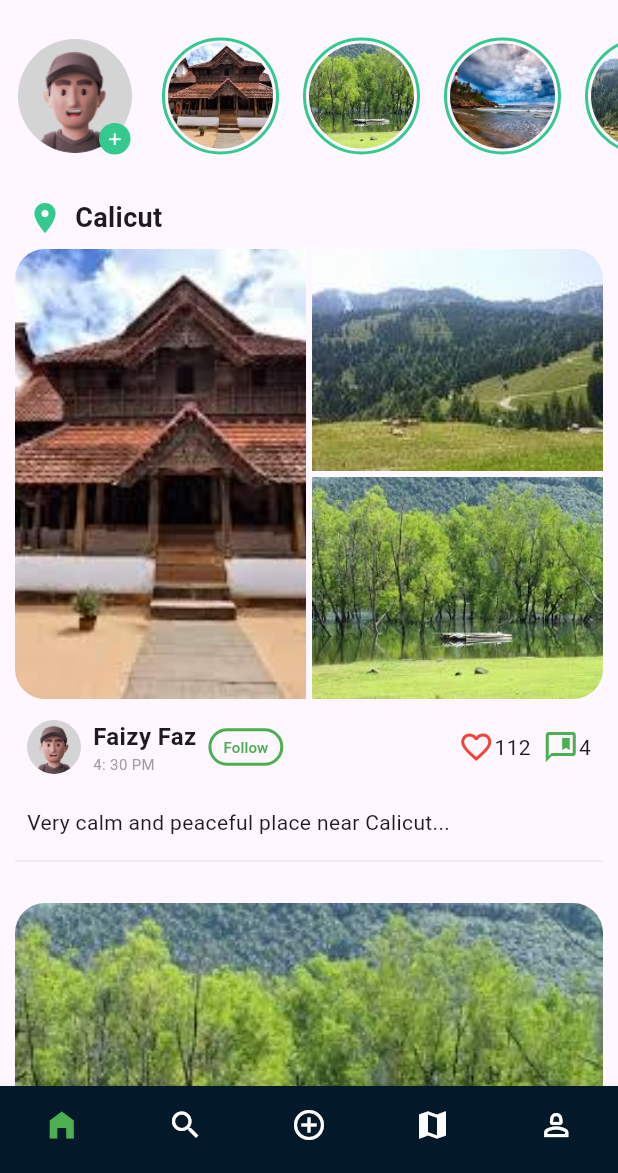
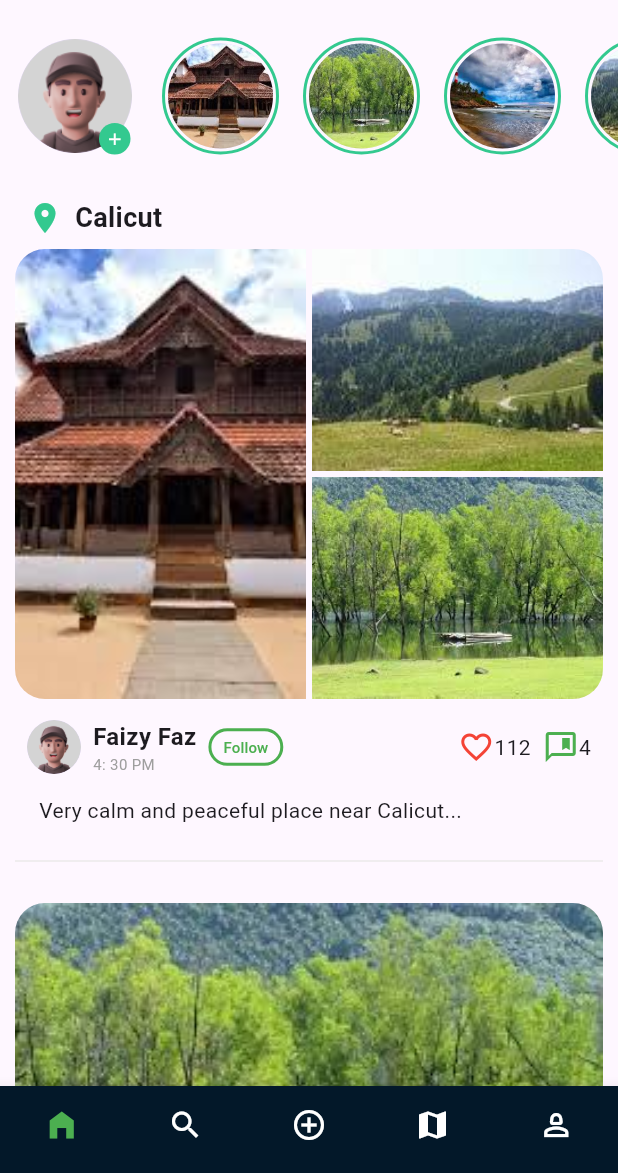
Before and after one commit to muhammedshamil8/elevate-task, a Flutter app: the screen it shows after launch, on a phone screen of 412 x 824 dp, the part 63-1236 px from its top. Run offline on Flutter 3.47's test engine with Material 3 defaults, Android fonts, the phone set to English and light mode, and no system bars; network calls fail.

Commit message:
Updated : spacing

```diff
--- a/lib/widgets/post_card.dart
+++ b/lib/widgets/post_card.dart
@@ -39,8 +39,6 @@
             _buildPostUI(imageUrls, description, username, location, time)
           else
             _buildDefaultUI(imageUrls, description),
-
-
         ],
       ),
     );
@@ -212,7 +210,9 @@
         _buildImageLayout(imageUrls),
         Padding(
           padding: const EdgeInsets.all(8.0),
-          child: Row(
+          child: Column(
+            children: [
+              Row(
                 crossAxisAlignment: CrossAxisAlignment.center,
                 children: [
                   const CircleAvatar(
@@ -231,7 +231,8 @@
                             children: [
                               const Text('Faizy Faz',
                                   style: TextStyle(
-                                  fontWeight: FontWeight.bold, fontSize: 16)),
+                                      fontWeight: FontWeight.bold,
+                                      fontSize: 16)),
                               Text('$time',
                                   style: const TextStyle(
                                       color: Colors.grey, fontSize: 10)),
@@ -242,16 +243,18 @@
                             onPressed: () {},
                             style: OutlinedButton.styleFrom(
                               minimumSize: const Size(5, 25),
-                          side: const BorderSide(color: Colors.green, width: 2),
+                              side: const BorderSide(
+                                  color: Colors.green, width: 2),
                               shape: RoundedRectangleBorder(
                                 borderRadius: BorderRadius.circular(20),
                               ),
                               padding: const EdgeInsets.symmetric(
-                              horizontal: 10, vertical: 0), // Adjust padding
+                                  horizontal: 10,
+                                  vertical: 0), // Adjust padding
                             ),
                             child: const Text('Follow',
-                            style:
-                                TextStyle(fontSize: 10, color: Colors.green)),
+                                style: TextStyle(
+                                    fontSize: 10, color: Colors.green)),
                           )
                         ],
                       ),
@@ -271,7 +274,6 @@
                   const Text('4'),
                 ],
               ),
-        ),
               Row(
                 children: [
                   Padding(
@@ -280,6 +282,10 @@
                   ),
                 ],
               ),
+            ],
+          ),
+        ),
+
         const Divider(thickness: 1, color: Color.fromARGB(255, 236, 234, 234))
       ],
     );
```
Lines whose indentation alone changed are shown as unchanged.
